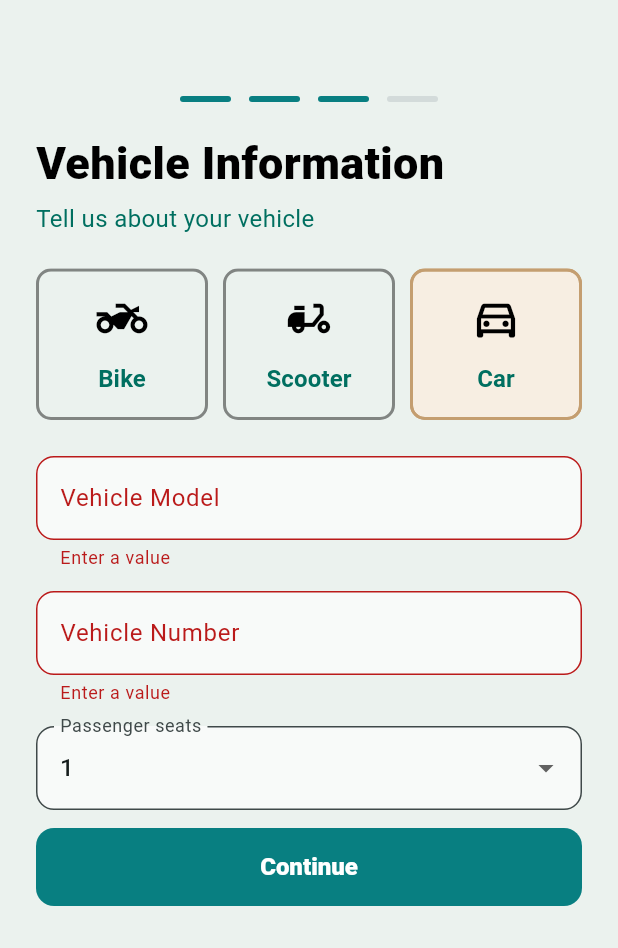
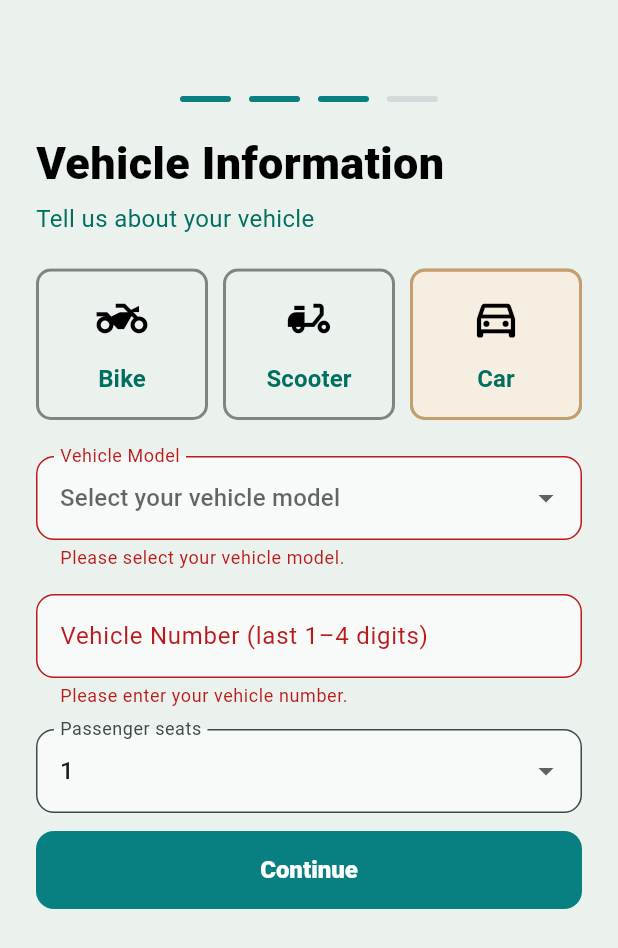
Before and after one commit to supriyashrestha0o/RoutoApp, a Flutter app: the VehiclePage widget shown alone on an empty page, opened directly with empty values, after a tap on "Car", after a tap on "Continue", on a phone screen of 412 x 824 dp. Shown: the top 948 px of the screen. Run offline on Flutter 3.47's test engine with Material 3 defaults, Android fonts, the phone set to English and light mode, and no system bars; our stand-ins replace cloud_firestore, firebase_auth, firebase_core, flutter_local_notifications, flutter_svg, geocoding and 2 more; accounts and stored records are empty.

Commit message:
Added validation for citizenship and license number, image and vehicle number and also added vehicle models

```diff
--- a/lib/views/setup/vehicle_page.dart
+++ b/lib/views/setup/vehicle_page.dart
@@ -1,6 +1,5 @@
 import 'package:flutter/material.dart';
 
-import 'package:routo/controllers/validators.dart';
 import 'package:routo/core/theme/app_colors.dart';
 import 'package:routo/core/utils/ui_helpers.dart';
 import 'package:routo/models/student_profile.dart';
@@ -12,6 +11,7 @@ import 'package:routo/views/widgets/screen.dart';
 
 class VehiclePage extends StatefulWidget {
   const VehiclePage({super.key, required this.profile});
+
   final StudentProfile profile;
 
   @override
@@ -22,8 +22,66 @@ class _VehiclePageState extends State<VehiclePage> {
   final form = GlobalKey<FormState>();
   final model = TextEditingController();
   final number = TextEditingController();
+
   String type = 'Bike';
   int seats = 1;
+  String? selectedModel;
+
+  static const otherModel = 'Others';
+
+  static const Map<String, List<String>> modelsByType = {
+    'Bike': [
+      'Bajaj Pulsar 150',
+      'Yamaha FZ-S',
+      'TVS Apache RTR 160',
+      'Royal Enfield Classic 350',
+    ],
+    'Scooter': [
+      'Honda Dio',
+      'Honda Activa',
+      'TVS Ntorq 125',
+      'Yamaha RayZR 125',
+    ],
+    'Car': [
+      'Maruti Suzuki Swift',
+      'Hyundai i10',
+      'Tata Nexon',
+      'BYD Atto 3',
+      'Kia Sonet',
+    ],
+  };
+
+  String? validateVehicleModel(String? value) {
+    final text = value?.trim() ?? '';
+
+    if (text.isEmpty) {
+      return 'Please enter your vehicle model.';
+    }
+
+    if (!RegExp(r'\p{L}', unicode: true).hasMatch(text)) {
+      return 'Enter a model name, for example Honda Dio or Pulsar 150.';
+    }
+
+    return null;
+  }
+
+  String? validateVehicleNumber(String? value) {
+    final text = value?.trim() ?? '';
+
+    if (text.isEmpty) {
+      return 'Please enter your vehicle number.';
+    }
+
+    if (!RegExp(r'^[0-9०-९]{1,4}$').hasMatch(text)) {
+      return 'Enter the last 1 to 4 digits, for example 7 or 0042.';
+    }
+
+    if (RegExp(r'^[0०]+$').hasMatch(text)) {
+      return 'Vehicle number must be greater than zero.';
+    }
+
+    return null;
+  }
 
   @override
   void dispose() {
@@ -80,10 +138,17 @@ class _VehiclePageState extends State<VehiclePage> {
                     ],
                   ),
                 ),
-                onSelected: (_) => setState(() {
-                  type = entry.key;
-                  if (type != 'Car') seats = 1;
-                }),
+                onSelected: (_) {
+                  if (type == entry.key) return;
+
+                  setState(() {
+                    type = entry.key;
+                    selectedModel = null;
+                    model.clear();
+
+                    if (type != 'Car') seats = 1;
+                  });
+                },
               ),
             ),
         ],
@@ -93,29 +158,78 @@ class _VehiclePageState extends State<VehiclePage> {
         key: form,
         child: Column(
           children: [
-            Field('Vehicle Model', model, validator: requiredField),
-            Field('Vehicle Number', number, validator: requiredField),
+            DropdownButtonFormField<String>(
+              key: ValueKey(type),
+              initialValue: selectedModel,
+              isExpanded: true,
+              decoration: const InputDecoration(
+                labelText: 'Vehicle Model',
+              ),
+              hint: const Text('Select your vehicle model'),
+              items: [
+                for (final name in modelsByType[type]!)
+                  DropdownMenuItem<String>(
+                    value: name,
+                    child: Text(name),
+                  ),
+                const DropdownMenuItem<String>(
+                  value: otherModel,
+                  child: Text(otherModel),
+                ),
+              ],
+              validator: (value) =>
+              value == null ? 'Please select your vehicle model.' : null,
+              onChanged: (value) {
+                setState(() {
+                  selectedModel = value;
+                  model.text = value == otherModel ? '' : (value ?? '');
+                });
+              },
+            ),
+            const SizedBox(height: 16),
+            if (selectedModel == otherModel)
+              Field(
+                'Enter your vehicle model',
+                model,
+                keyboard: TextInputType.text,
+                validator: validateVehicleModel,
+              ),
+            Field(
+              'Vehicle Number (last 1–4 digits)',
+              number,
+              keyboard: TextInputType.number,
+              validator: validateVehicleNumber,
+            ),
             if (type == 'Car')
               DropdownButtonFormField<int>(
                 initialValue: seats,
-                decoration: const InputDecoration(labelText: 'Passenger seats'),
+                decoration: const InputDecoration(
+                  labelText: 'Passenger seats',
+                ),
                 items: [1, 2, 3]
                     .map(
-                      (value) =>
-                      DropdownMenuItem(value: value, child: Text('$value')),
+                      (value) => DropdownMenuItem<int>(
+                    value: value,
+                    child: Text('$value'),
+                  ),
                 )
                     .toList(),
-                onChanged: (value) => setState(() => seats = value!),
+                onChanged: (value) {
+                  if (value != null) setState(() => seats = value);
+                },
               ),
           ],
         ),
       ),
       PrimaryAction('Continue', () {
         if (!form.currentState!.validate()) return;
+
         widget.profile
           ..vehicle = type
           ..model = model.text.trim()
+          ..vehicleNumber = number.text.trim()
           ..capacity = seats;
+
         showPage(context, VerificationPage(profile: widget.profile));
       }),
     ],
```
Also changed, not shown: lib/views/setup/verification_page.dart (+85 -27 lines).
